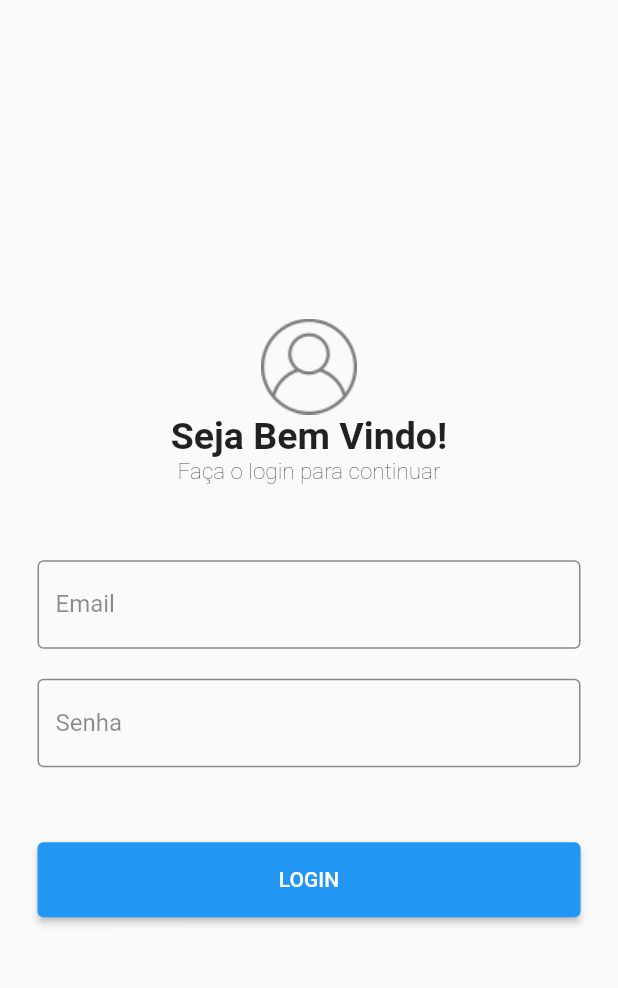
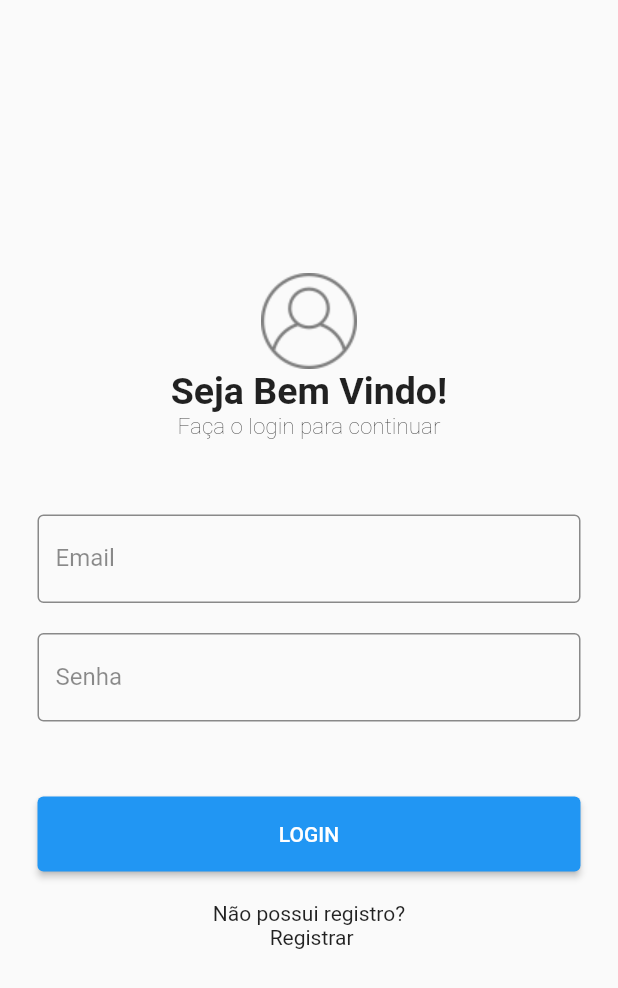
Before and after one commit to iigorpedroso/fluxocaixa, a Flutter app: the screen it shows after launch, on a phone screen of 412 x 824 dp. Shown: the top 988 px of the screen. Run offline on Flutter 3.47's test engine with Material 2 defaults, Android fonts, the phone set to English and light mode, and no system bars; our stand-ins replace sqflite; accounts and stored records are empty.

Commit message:
criando sistema de autenticacao de usuario

```diff
--- a/lib/modules/home/login/login_page.dart
+++ b/lib/modules/home/login/login_page.dart
@@ -1,4 +1,6 @@
 import 'package:flutter/material.dart';
+import 'package:fluxo/shared/controllers/controller_user.dart';
+import 'package:fluxo/shared/models/user.dart';
 import 'package:fluxo/shared/utils/components/form.dart';
 
 class LoginPage extends StatefulWidget {
@@ -8,13 +10,28 @@ class LoginPage extends StatefulWidget {
 
 class _LoginPageState extends State<LoginPage> {
   TextEditingController _emailController = new TextEditingController();
+  TextEditingController _passwordController = new TextEditingController();
+  final _scaffoldKey = GlobalKey<ScaffoldState>();
+  ControllerUser _controllerUser = new ControllerUser();
+
+
+  @override
+  void initState() {
+    super.initState();
+    this._controllerUser.init();
+  }
 
   @override
   Widget build(BuildContext context) {
     return Scaffold(
-        body: Center(
-      child: _body(),
-    ));
+        key: _scaffoldKey,
+        body: SingleChildScrollView(
+          child: Padding(
+            padding: EdgeInsets.only(top: MediaQuery.of(context).size.height / 2 - 230),
+            child: _body(),
+          ),
+        )
+    );
   }
 
   Widget _body() {
@@ -29,8 +46,22 @@ class _LoginPageState extends State<LoginPage> {
             style: TextStyle(fontWeight: FontWeight.w100, fontSize: 15)),
         _email(),
         _password(),
-        _button()
+        _button(),
+        _register(),
       ],
+    );
+  }
+
+  Widget _register() {
+    return Padding(
+      padding: EdgeInsets.only(top: 20),
+      child: GestureDetector(
+        child: Text("Não possui registro? \n Registrar",
+            textAlign: TextAlign.center),
+        onTap: () {
+          Navigator.pushNamed(context, 'register');
+        },
+      ),
     );
   }
 
@@ -41,12 +72,26 @@ class _LoginPageState extends State<LoginPage> {
       padding: EdgeInsets.only(left: 25, right: 25),
       width: MediaQuery.of(context).size.width,
       child: ElevatedButton(
-        child: Text("LOGIN"),
-        onPressed: () {
-          Navigator.pushReplacementNamed(context, 'splash');
-        },
-      ),
+          child: Text("LOGIN"),
+          onPressed: _login),
     );
+  }
+
+  void _login() async {
+    if (_emailController.text != "" || _passwordController.text != "") {
+
+      User user = await this._controllerUser.findByEmail(_emailController.text);
+
+      if (user != null) {
+
+        if (user.password == _passwordController.text) {
+          Navigator.pushReplacementNamed(context, 'fluxo/home');
+        } else
+          this._showMessage("Senha incorreta!", Colors.red);
+      } else
+        this._showMessage("Usuário não encontrado", Colors.red);
+    } else
+      this._showMessage("Informe os dados corretamente", Colors.red);
   }
 
   Widget _password() {
@@ -56,8 +101,9 @@ class _LoginPageState extends State<LoginPage> {
         label: "Senha",
         hintText: "Digite sua senha",
         line: 1,
-        controller: _emailController,
-        textInputType: TextInputType.emailAddress,
+        controller: _passwordController,
+        obscureText: true,
+        textInputType: TextInputType.visiblePassword,
       ),
     );
   }
@@ -74,4 +120,9 @@ class _LoginPageState extends State<LoginPage> {
       ),
     );
   }
+
+  void _showMessage(String message, Color color) {
+    _scaffoldKey.currentState.showSnackBar(new SnackBar(
+        content: new Text(message), backgroundColor:  color));
+  }
 }
```
